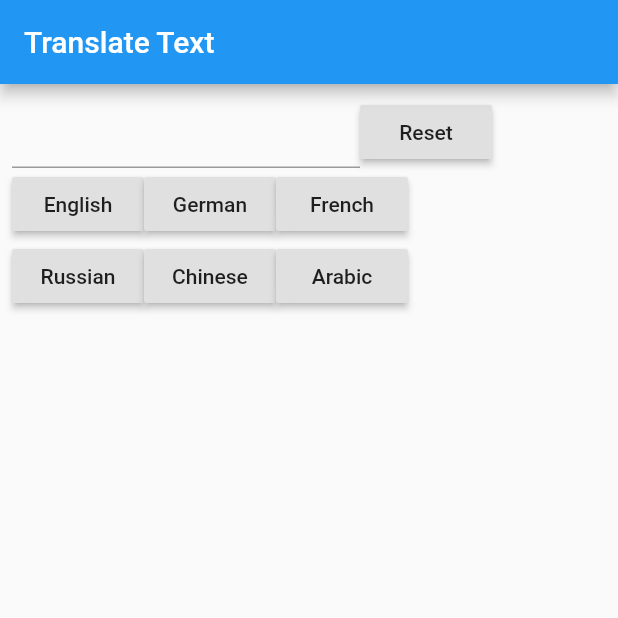
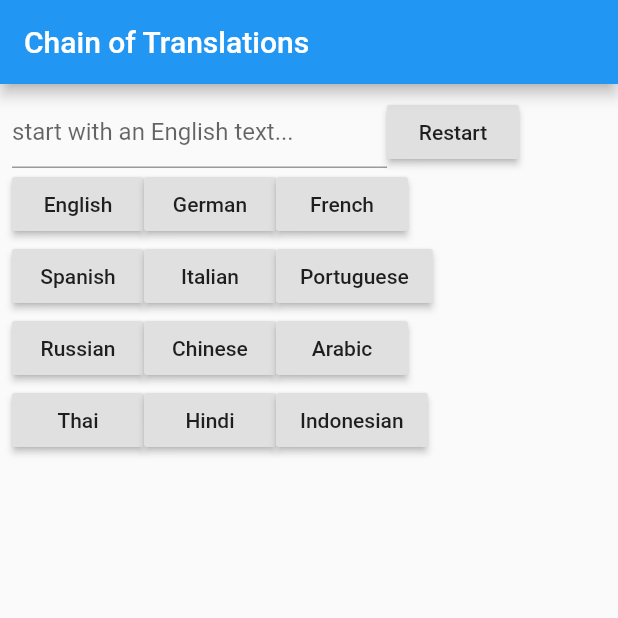
Before and after one commit to stefanhans/serverless_frontend_showcase, a Flutter app: the screen it shows after launch, after a tap on "English", on a phone screen of 412 x 824 dp, the top half of it. Run offline on Flutter 3.47's test engine with Material 2 defaults, Android fonts, the phone set to English and light mode, and no system bars; our stand-ins replace rxdart.

Commit message:
Redone after refactored into dead-end

```diff
--- a/lib/ui.dart
+++ b/lib/ui.dart
@@ -4,32 +4,33 @@ import 'package:rxdart/rxdart.dart';
 import './types.dart';
 import './net.dart';
 
+var translationDisplay = TranslationDisplay("", "", "", "", "", "initial");
+
+var myApp = PageWidget();
 
 var textValue;
 
 class PageWidget extends StatelessWidget {
   final BehaviorSubject<String> translationTask = BehaviorSubject.seeded("");
 
-  void reset() {
-
-    print("before reset ####");
+  void restart() {
+    print("before restart ####");
     print(translator.toJson());
     print("####");
 
     translator.targetLanguage = "";
 
-
-    translationDisplay.status = "reset";
+    translationDisplay.status = "restart";
     translationDisplay.sourceLanguage = "en";
-    translationDisplay.sourceText = textValue;
+//    translationDisplay.sourceText = textValue;
     translationDisplay.targetLanguage = "";
     translationDisplay.targetText = "";
 
-    translator.text = textValue;
+    translator.text = translationDisplay.sourceText;
     translator.sourceLanguage = "en";
-    translationTask.value = textValue ?? "";
+    translationTask.value = translationDisplay.sourceText;
 
-    print("after reset ####");
+    print("after restart ####");
     print(translator.toJson());
     print("####");
   }
@@ -43,26 +44,25 @@ class PageWidget extends StatelessWidget {
         ", " +
         targetLanguageCode +
         ")");
-//    print(translator.toJson());
-    if (translator.translations.isEmpty) {
-      print("INITIAL");
-      translator.text = textValue;
+    if (translationDisplay.status == "initial") {
+      print("TRANSLATE INITIAL: " + translationDisplay.toString());
+      translator.text = translationDisplay.sourceText;
     }
 
     if (sourceLanguageCode == targetLanguageCode) {
-      print("RETURN");
+      print(sourceLanguageCode + " == " + targetLanguageCode);
       return;
     }
 
     createTranslationResponse(
-            text: translator.text,
+            text: translationDisplay.sourceText,
             sourceLanguage: sourceLanguageCode,
             targetLanguage: targetLanguageCode)
         .then((value) {
       if (value.taskId != 'error') {
         translationTask.add(value?.translatedText ?? "");
       } else {
-        translator.text = textValue;
+        translator.text = translationDisplay.sourceText;
         translationTask.add(value?.translatedText ?? "");
       }
     });
@@ -71,13 +71,13 @@ class PageWidget extends StatelessWidget {
   @override
   Widget build(BuildContext context) {
     return MaterialApp(
-      title: 'Translate Text',
+      title: 'Chain of Translations',
       theme: ThemeData(
         primarySwatch: Colors.blue,
       ),
       home: Scaffold(
         appBar: AppBar(
-          title: Text('Translate Text'),
+          title: Text('Chain of Translations'),
         ),
         body: Container(
           alignment: Alignment.center,
@@ -88,14 +88,24 @@ class PageWidget extends StatelessWidget {
                 children: [
                   Container(
                     child: TextField(
-                      onChanged: (text) => textValue = text,
+                      decoration: InputDecoration(
+                        hintText: 'start with an English text...',
                       ),
-                    width: 232,
+                      onChanged: (text) {
+                        textValue = text;
+                        translationDisplay.sourceText = text;
+                      },
+                      onSubmitted: (text) {
+                        print("SUBMITTED: " + text);
+                        restart();
+                      },
+                    ),
+                    width: 250,
                   ),
                   RaisedButton(
-                    child: Text("Reset"),
+                    child: Text("Restart"),
                     onPressed: () {
-                      reset();
+                      restart();
                     },
                   ),
                 ],
@@ -106,37 +116,48 @@ class PageWidget extends StatelessWidget {
                     child: Text("English"),
                     onPressed: () {
                       translate(
-                          translator.text, translator.sourceLanguage, "en");
+                          translationDisplay.sourceText, translator.sourceLanguage, "en");
                     },
                   ),
                   RaisedButton(
                     child: Text("German"),
                     onPressed: () {
                       translate(
-                          translator.text, translator.sourceLanguage, "de");
+                          translationDisplay.sourceText, translator.sourceLanguage, "de");
                     },
                   ),
                   RaisedButton(
                     child: Text("French"),
                     onPressed: () {
                       translate(
-                          translator.text, translator.sourceLanguage, "fr");
+                          translationDisplay.sourceText, translator.sourceLanguage, "fr");
                     },
                   ),
-//                  RaisedButton(
-//                    child: Text("Spanish"),
-//                    onPressed: () {
-//                      translate(
-//                          translator.text, translator.sourceLanguage, "es");
-//                    },
-//                  ),
-//                  RaisedButton(
-//                    child: Text("Italian"),
-//                    onPressed: () {
-//                      translate(
-//                          translator.text, translator.sourceLanguage, "it");
-//                    },
-//                  ),
+                ],
+              ),
+              Row(
+                children: [
+                  RaisedButton(
+                    child: Text("Spanish"),
+                    onPressed: () {
+                      translate(
+                          translationDisplay.sourceText, translator.sourceLanguage, "es");
+                    },
+                  ),
+                  RaisedButton(
+                    child: Text("Italian"),
+                    onPressed: () {
+                      translate(
+                          translationDisplay.sourceText, translator.sourceLanguage, "it");
+                    },
+                  ),
+                  RaisedButton(
+                    child: Text("Portuguese"),
+                    onPressed: () {
+                      translate(
+                          translationDisplay.sourceText, translator.sourceLanguage, "pt");
+                    },
+                  ),
                 ],
               ),
               Row(
@@ -145,56 +166,89 @@ class PageWidget extends StatelessWidget {
                     child: Text("Russian"),
                     onPressed: () {
                       translate(
-                          translator.text, translator.sourceLanguage, "ru");
+                          translationDisplay.sourceText, translator.sourceLanguage, "ru");
                     },
                   ),
                   RaisedButton(
                     child: Text("Chinese"),
                     onPressed: () {
                       translate(
-                          translator.text, translator.sourceLanguage, "zh-CN");
+                          translationDisplay.sourceText, translator.sourceLanguage, "zh-CN");
                     },
                   ),
                   RaisedButton(
                     child: Text("Arabic"),
                     onPressed: () {
                       translate(
-                          translator.text, translator.sourceLanguage, "ar");
+                          translationDisplay.sourceText, translator.sourceLanguage, "ar");
                     },
                   ),
-//                  RaisedButton(
-//                    child: Text("Thai"),
-//                    onPressed: () {
-//                      translate(
-//                          translator.text, translator.sourceLanguage, "th");
-//                    },
-//                  ),
-//                  RaisedButton(
-//                    child: Text("Hindi"),
-//                    onPressed: () {
-//                      translate(
-//                          translator.text, translator.sourceLanguage, "hi");
-//                    },
-//                  ),
+                ],
+              ),
+              Row(
+                children: [
+                  RaisedButton(
+                    child: Text("Thai"),
+                    onPressed: () {
+                      translate(
+                          translationDisplay.sourceText, translator.sourceLanguage, "th");
+                    },
+                  ),
+                  RaisedButton(
+                    child: Text("Hindi"),
+                    onPressed: () {
+                      translate(
+                          translationDisplay.sourceText, translator.sourceLanguage, "hi");
+                    },
+                  ),
+                  RaisedButton(
+                    child: Text("Indonesian"),
+                    onPressed: () {
+                      translate(
+                          translationDisplay.sourceText, translator.sourceLanguage, "id");
+                    },
+                  ),
                 ],
               ),
               StreamBuilder<String>(
                   stream: translationTask.asBroadcastStream(),
                   initialData: translationTask.value,
-                builder: (context, snapshot) {
-                  print("xxxxx");
+                  builder:
+                      (BuildContext context, AsyncSnapshot<String> snapshot) {
+//                    var txt = SelectableText("");
+                    if (snapshot.hasError) {
+                      var txt = SelectableText(
+                        'Error: ${snapshot.error}',
+                        textAlign: TextAlign.left,
+                        showCursor: true,
+//                        enableInteractiveSelection: true,
+                        toolbarOptions: ToolbarOptions(
+                            copy: true,
+                            selectAll: true,
+                            cut: false,
+                            paste: false),
+                      );
+                      return txt;
+//                      return Text('Error: ${snapshot.error}');
+                    }
+                    if (snapshot.connectionState == ConnectionState.active ||
+                        snapshot.connectionState == ConnectionState.done) {
                       switch (translationDisplay.status) {
-                    case  "initial":
+                        case "initial":
                           text = "";
                           break;
-                    case  "reset":
-                      text = "en: \"" + textValue + "\"";
+                        case "restart":
+                          print("CASE: RESTART");
+                          text = "en: \"" + translationDisplay.sourceText + "\"";
                           translator.targetLanguage = "en";
                           translator.text = textValue;
                           break;
                         default:
+                          print("CASE: DEFAULT");
                           translationDisplay.targetText = snapshot?.data ?? "";
-                      text = translationDisplay.sourceLanguage +
+                          text = translationDisplay.taskId +
+                              "\n" +
+                              translationDisplay.sourceLanguage +
                               ": \"" +
                               translationDisplay.sourceText +
                               "\"\n" +
@@ -203,23 +257,9 @@ class PageWidget extends StatelessWidget {
                               translationDisplay.targetText +
                               "\"";
                           translator.text = translationDisplay.targetText;
-                      translator.sourceLanguage = translationDisplay.targetLanguage;
+                          translator.sourceLanguage =
+                              translationDisplay.targetLanguage;
                       }
-
-
-//                  translationDisplay.targetText = snapshot.data;
-//                  text = "TaskId: \t" + translationDisplay.taskId +
-//                      "\n" +
-//                      translationDisplay.sourceLanguage +
-//                      ": \"" +
-//                      translationDisplay.sourceText +
-//                      "\"\n" +
-//                      translationDisplay.targetLanguage +
-//                      ": \"" +
-//                      translationDisplay.targetText +
-//                      "\"";
-
-
 
                       print("!!!");
                       print(translator.toJson());
@@ -228,9 +268,26 @@ class PageWidget extends StatelessWidget {
 //                  if (snapshot.data.length == 0) {
 //                    return Text("");
 //                  }
-                  return Text("$text");
-                },
-              ),
+                      var txt = SelectableText(
+                        "$text",
+                        textAlign: TextAlign.left,
+//                    textScaleFactor: 0.95,
+                        showCursor: true,
+//                        enableInteractiveSelection: true,
+                        toolbarOptions: ToolbarOptions(
+                            copy: true,
+                            selectAll: true,
+                            cut: false,
+                            paste: false),
+                      );
+                      return txt;
+                    }
+                    return SizedBox(
+                      child: const CircularProgressIndicator(),
+                      width: 60,
+                      height: 60,
+                    );
+                  }),
             ],
           ),
         ),
```
Also changed, not shown: lib/net.dart (+10 -10 lines), lib/types.dart (+3 -46 lines). Lines whose indentation alone changed are shown as unchanged.
